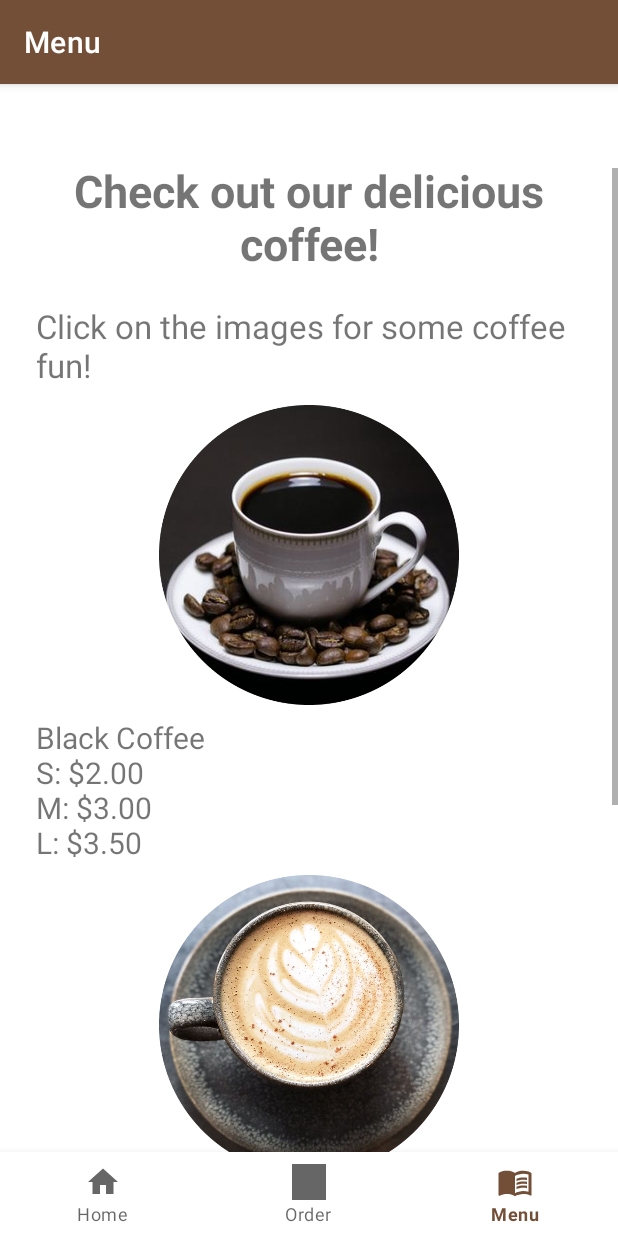
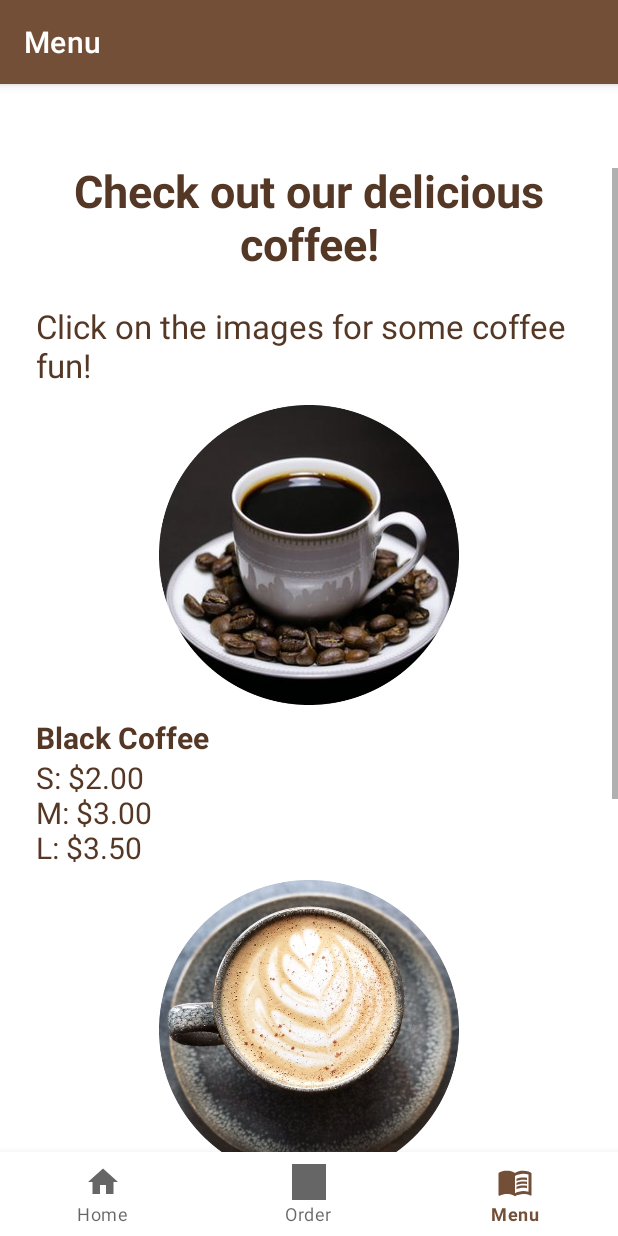
Before and after one commit to morganmschultz/CoffeeShopBeta, an Android app: the MenuFragment screen opened through its navigation route, on a phone screen of 412 x 824 dp. Run offline under Robolectric (Android 15) with nearby library versions, the phone set to English and light mode, and no system bars; our stand-ins replace navigation-ui.

Commit message:
Made item titles bold

```diff
--- a/app/src/main/java/com/example/coffeeshopprototype/ui/menu/MenuViewModel.kt
+++ b/app/src/main/java/com/example/coffeeshopprototype/ui/menu/MenuViewModel.kt
@@ -1,5 +1,9 @@
 package com.example.coffeeshopprototype.ui.menu
 
+import android.graphics.Typeface
+import android.text.Spannable
+import android.text.SpannableStringBuilder
+import android.text.style.StyleSpan
 import androidx.lifecycle.LiveData
 import androidx.lifecycle.MutableLiveData
 import androidx.lifecycle.ViewModel
@@ -7,7 +11,7 @@ import androidx.lifecycle.ViewModel
 class MenuViewModel : ViewModel() {
 
     private val _text = MutableLiveData<String>().apply {
-        value = "Latte\nS: $3.00\nM: $4.50\nL: $5.25"
+          value = "Latte\nS: $3.00\nM: $4.50\nL: $5.25"
     }
     val text: LiveData<String> = _text
 }
--- a/app/src/main/res/layout/fragment_menu.xml
+++ b/app/src/main/res/layout/fragment_menu.xml
@@ -34,6 +34,7 @@
                 android:layout_marginBottom="12dp"
                 android:text="@string/menu_heading"
                 android:textAlignment="center"
+                android:textColor="@color/brown_700"
                 android:textSize="30sp"
                 android:textStyle="bold"
                 app:layout_constraintBottom_toBottomOf="parent"
@@ -50,6 +51,7 @@
                 android:layout_marginBottom="12dp"
                 android:text="@string/click_prompt"
                 android:textAlignment="viewStart"
+                android:textColor="@color/brown_700"
                 android:textSize="22sp"
                 app:layout_constraintBottom_toBottomOf="parent"
                 app:layout_constraintEnd_toEndOf="parent"
@@ -78,6 +80,7 @@
                 android:layout_marginBottom="8dp"
                 android:text="@string/black_coffee_description"
                 android:textAlignment="viewStart"
+                android:textColor="@color/brown_700"
                 android:textSize="20sp"
                 app:layout_constraintBottom_toBottomOf="parent"
                 app:layout_constraintEnd_toEndOf="parent"
@@ -98,14 +101,20 @@
 
             <TextView
                 android:id="@+id/text_menu"
+                android:layout_height="1dp"
+                android:layout_width="1dp"/>
+
+            <TextView
+                android:id="@+id/text_menu4"
                 android:layout_width="match_parent"
                 android:layout_height="match_parent"
                 android:layout_marginStart="8dp"
                 android:layout_marginTop="8dp"
                 android:layout_marginEnd="8dp"
                 android:layout_marginBottom="8dp"
-                android:text="@string/latte_description"
+                android:text="@string/latte_desc"
                 android:textAlignment="viewStart"
+                android:textColor="@color/brown_700"
                 android:textSize="20sp"
                 app:layout_constraintBottom_toBottomOf="parent"
                 app:layout_constraintEnd_toEndOf="parent"
@@ -133,14 +142,15 @@
                 android:layout_marginTop="8dp"
                 android:layout_marginEnd="8dp"
                 android:layout_marginBottom="8dp"
+                android:paddingBottom="40dp"
                 android:text="@string/cappuccino_description"
                 android:textAlignment="viewStart"
+                android:textColor="@color/brown_700"
                 android:textSize="20sp"
                 app:layout_constraintBottom_toBottomOf="parent"
                 app:layout_constraintEnd_toEndOf="parent"
                 app:layout_constraintStart_toStartOf="parent"
-                app:layout_constraintTop_toTopOf="parent"
-                android:paddingBottom="40dp"/>
+                app:layout_constraintTop_toTopOf="parent" />
         </LinearLayout>
     </ScrollView>
 </androidx.constraintlayout.widget.ConstraintLayout>
--- a/app/src/main/res/navigation/nav_graph.xml
+++ b/app/src/main/res/navigation/nav_graph.xml
@@ -30,7 +30,7 @@
     <fragment
         android:id="@+id/pickupFragment"
         android:name="com.example.coffeeshopprototype.PickupFragment"
-        android:label="@string/choose_pickup_date"
+        android:label="@string/choose_pickup_time"
         tools:layout="@layout/fragment_pickup">
         <action
             android:id="@+id/action_pickupFragment_to_summaryFragment"
--- a/app/src/main/res/values/strings.xml
+++ b/app/src/main/res/values/strings.xml
@@ -13,7 +13,7 @@
     <string name="order_butt">Order</string>
     <string name="cancel">Cancel</string>
     <string name="next">Next</string>
-    <string name="choose_pickup_date">Choose Pickup Date</string>
+    <string name="choose_pickup_time">Choose Pickup Time</string>
     <string name="order_summary">Order Summary</string>
     <string name="send">Send Order to Another App</string>
     <string name="quantity">Drink</string>
@@ -31,8 +31,9 @@
     <string name="coffees">Coffees</string>
     <string name="baking_goods">Baking Goods</string>
     <string name="beans">Beans</string>
-    <string name="black_coffee_description">Black Coffee\nS: $2.00\nM: $3.00\nL: $3.50</string>
-    <string name="cappuccino_description">Cappuccino\nS: $3.50\nM: $5.25\nL: $6.12</string>
+    <string name="black_coffee_description"><b>Black Coffee</b>\nS: $2.00\nM: $3.00\nL: $3.50</string>
+    <string name="cappuccino_description"><b>Cappuccino</b>\nS: $3.50\nM: $5.25\nL: $6.12</string>
+    <string name="latte_desc"><b>Latte</b>\nS: $3.00\nM: $4.50\nL: $5.25</string>
     <string name="latte_description">This is a latte</string>
     <string name="small">Small</string>
     <string name="medium">Medium</string>
```
